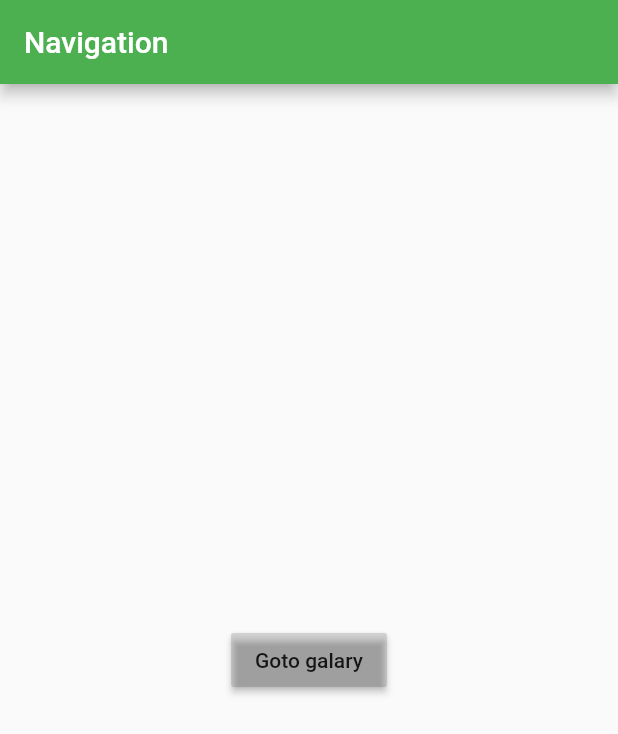
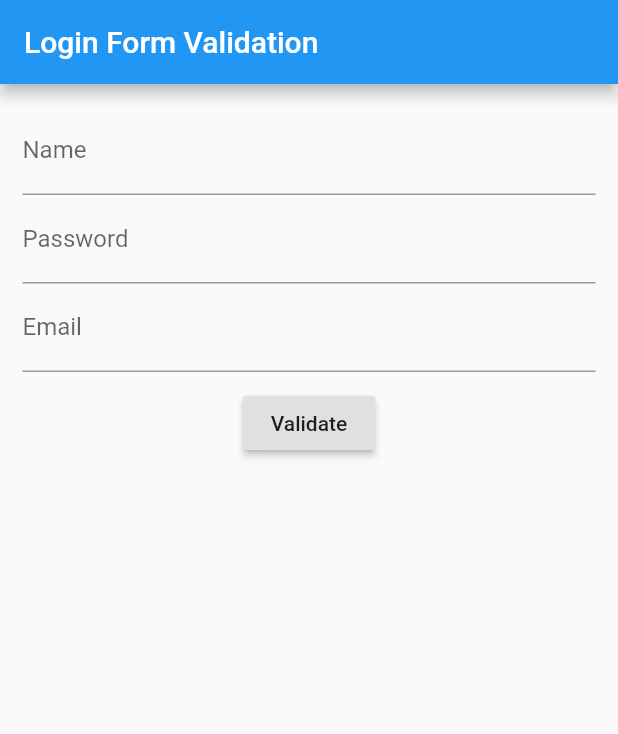
Before and after one commit to shanth5100/flutterApp, a Flutter app: the screen it shows after launch, on a phone screen of 412 x 824 dp. Shown: the top 734 px of the screen. Run offline on Flutter 3.47's test engine with Material 2 defaults, Android fonts, the phone set to English and light mode, and no system bars; our stand-ins replace dio.

Commit message:
0.1: APi call

```diff
--- a/flutter_app/lib/main.dart
+++ b/flutter_app/lib/main.dart
@@ -1,10 +1,12 @@
 import 'package:flutter/material.dart';
+import 'package:flutter_app/widgets/Login.dart';
 import 'package:flutter_app/widgets/Main.dart';
 // import 'package:flutter_app/widgets/sidemenu/Sidemenu.dart';
 
 void main() {
-  // runApp(Sidemenu());
-  runApp(MyApp());
+  // runApp(Sidemenu()); // dynamic menu items
+  runApp(MyApp()); // static menu items OR Login app.
+  // runApp(Login());
 }
 
 // class MyApp extends StatelessWidget {
--- /dev/null
+++ b/flutter_app/lib/widgets/Login.dart
@@ -0,0 +1,107 @@
+import 'package:flutter/material.dart';
+import 'package:flutter/painting.dart';
+import 'package:flutter_app/widgets/util/Config.dart';
+import 'package:flutter_app/widgets/util/apiCalls/ApiDataSource.dart';
+
+class Login extends StatefulWidget {
+  Login({Key key}) : super(key: key);
+
+  @override
+  LoginState createState() => LoginState();
+}
+
+class LoginState extends State<Login> {
+  final GlobalKey<FormState> login_form = GlobalKey<FormState>();
+  bool autoValidate = false;
+  String name;
+  String email;
+  String password;
+
+  @override
+  Widget build(BuildContext context) {
+    return new MaterialApp(
+      home: Scaffold(
+        appBar: AppBar(
+          title: Text("Login Form Validation"),
+        ),
+        body: SingleChildScrollView(
+          child: Container(
+            margin: EdgeInsets.all(15.0),
+            child: Form(
+              key: login_form,
+              autovalidate: autoValidate,
+              child: LoginForm(),
+            ),
+          ),
+        ),
+      ),
+    );
+  }
+
+  Widget LoginForm() {
+    return Column(
+      children: [
+        TextFormField(
+          keyboardType: TextInputType.text,
+          onSaved: (String nameVal) {
+            name = nameVal;
+          },
+          decoration: const InputDecoration(
+            labelText: 'Name',
+            hintText: 'Enter your name',
+          ),
+        ),
+        TextFormField(
+          keyboardType: TextInputType.text,
+          decoration: const InputDecoration(
+            labelText: 'Password',
+            hintText: 'Enter your password',
+          ),
+        ),
+        TextFormField(
+            keyboardType: TextInputType.emailAddress,
+            onSaved: (String emilValue) {
+              email = emilValue;
+            },
+            validator: emailValidate,
+            decoration: const InputDecoration(
+              labelText: 'Email',
+              hintText: 'Enter your email',
+            )),
+        new SizedBox(
+          height: 10.0,
+        ),
+        RaisedButton(
+          onPressed: handleSubmit,
+          child: Text('Validate'),
+        )
+      ],
+    );
+  }
+
+  String emailValidate(String emailVal) {
+    Pattern pattern =
+        r'^(([^<>()[\]\\.,;:\s@\"]+(\.[^<>()[\]\\.,;:\s@\"]+)*)|(\".+\"))@((\[[0-9]{1,3}\.[0-9]{1,3}\.[0-9]{1,3}\.[0-9]{1,3}\])|(([a-zA-Z\-0-9]+\.)+[a-zA-Z]{2,}))$';
+    RegExp regExp = new RegExp(pattern);
+    if (!regExp.hasMatch(emailVal)) {
+      return "Enter valid email in mailformats";
+    } else {
+      return null;
+    }
+  }
+
+  void handleSubmit() {
+    print(Config["authBaseUrl"]);
+    if (login_form.currentState.validate()) {
+      print("IF block,  No errors ");
+      ApiDataSource apiDataSource = ApiDataSource();
+      apiDataSource.login(email, password);
+      login_form.currentState.save();
+    } else {
+      print("ELSE block,  errors ");
+      setState(() {
+        autoValidate = true;
+      });
+    }
+  }
+}
--- a/flutter_app/lib/widgets/Main.dart
+++ b/flutter_app/lib/widgets/Main.dart
@@ -1,6 +1,7 @@
 import 'package:flutter/material.dart';
 import 'package:flutter_app/widgets/util/Galary.dart';
 import 'package:flutter_app/widgets/util/Home.dart';
+import 'package:flutter_app/widgets/util/Route.dart';
 
 class MyApp extends StatelessWidget {
   Widget build(BuildContext context) {
@@ -8,8 +9,9 @@ class MyApp extends StatelessWidget {
       title: "FLutter Navigation and Route",
       theme: ThemeData(primarySwatch: Colors.green),
       initialRoute: '/', // Named routes
-      routes: {'/': (context) => Home(), '/galary': (context) => Galary()},
+      // routes: {'/': (context) => Home(), '/galary': (context) => Galary()},
       // home: Home(),
+      routes: routes,
     );
   }
 }
--- /dev/null
+++ b/flutter_app/lib/widgets/data/GlobalKeys.dart
@@ -0,0 +1 @@
+const grantType = {"PASSWORD": "password", "REFRESH_TOKEN": "refresh_token"};
--- /dev/null
+++ b/flutter_app/lib/widgets/util/Config.dart
@@ -0,0 +1,8 @@
+// static final BASE_URL = "http://YOUR_BACKEND_IP/login_app_backend";
+
+const Config = {
+  "authBaseUrl": "http://test-api.124apps.com/bills/auth",
+  "cloudBaseUrl": "http://test-api.124apps.com/bills/cloud",
+  "secretKey": "secret",
+  "clientId": "trusted-app"
+};
--- /dev/null
+++ b/flutter_app/lib/widgets/util/Route.dart
@@ -0,0 +1,12 @@
+import 'package:flutter/material.dart';
+import 'package:flutter_app/widgets/Login.dart';
+import 'package:flutter_app/widgets/util/Galary.dart';
+import 'package:flutter_app/widgets/util/Home.dart';
+
+// const routes = {'/login': (BuildContext context) => new Login()};
+final routes = {
+  '/login': (BuildContext context) => new Login(),
+  '/home': (BuildContext context) => new Home(),
+  '/galary': (BuildContext context) => new Galary(),
+  '/': (BuildContext context) => new Login(),
+};
--- /dev/null
+++ b/flutter_app/lib/widgets/util/apiCalls/ApiDataSource.dart
@@ -0,0 +1,15 @@
+import 'package:flutter_app/widgets/data/GlobalKeys.dart';
+import 'package:flutter_app/widgets/util/Config.dart';
+import 'package:flutter_app/widgets/util/apiCalls/NetworkUtil.dart';
+
+class ApiDataSource {
+  NetworkUtil networkUtil = NetworkUtil();
+
+  Future login(String username, String password) {
+    // http://test-api.124apps.com/bills/auth (or)cloud
+    // print(Config);
+
+    // return networkUtil.login(Config["authBaseUrl"], params);
+    return networkUtil.login(Config["authBaseUrl"], username, password);
+  }
+}
--- /dev/null
+++ b/flutter_app/lib/widgets/util/apiCalls/NetworkUtil.dart
@@ -0,0 +1,91 @@
+import 'dart:convert';
+import 'dart:io';
+import 'package:dio/dio.dart' hide Headers;
+import 'package:flutter_app/widgets/data/GlobalKeys.dart';
+
+import 'package:http/http.dart' as http;
+
+class NetworkUtil {
+  // static NetworkUtil instance1 = new NetworkUtil.internalConstructor();
+  // NetworkUtil.internalConstructor();
+
+  // below 3lines makes this class as Singleton
+  static NetworkUtil instance = new NetworkUtil.internal();
+
+  NetworkUtil.internal(); // constructor
+  factory NetworkUtil() => instance;
+
+  final JsonDecoder jsonDecoder = JsonDecoder();
+
+  Future login(String url, String username, String password,
+      {Map headers, body, encoding}) {
+    var params = {
+      "grant_type": grantType["PASSWORD"],
+      "username": username,
+      "password": password
+    };
+    // print("NetworkUtil Future login ");
+
+    const reqHeaders = {"Content-Type": "application/json"};
+    // var urlPath = Uri.https(url, "/oauth/token", params);
+    print("urlPath");
+
+    return http
+        .post(url + "/oauth/token",
+            headers: {
+              HttpHeaders.contentTypeHeader: "application/json"
+            }, //reqHeaders,
+            body: body,
+            encoding: encoding)
+        .then((http.Response response) {
+      String resp = response.body;
+      final int statusCode = response.statusCode;
+      if (statusCode < 200 || statusCode > 400 || json == null) {
+        throw new Exception("Error while fetching data");
+      }
+      return resp;
+    });
+  }
+}
+
+// Future<Response> login(
+//   String url,
+//   params,
+// ) async {
+// BaseOptions baseOptions = BaseOptions(
+//   // baseUrl: url + "/oauth/token",
+//   baseUrl: url,
+// );
+// Options options = Options(headers: {"Content-Type": "application/json"});
+// Dio dio = Dio(baseOptions);
+// Response response = dio.post(
+//   '/oauth/token',
+//   options: options,
+//   data: {"params": params},
+// ) as Response;
+//
+// print(response);
+// return response;
+
+// return http
+//     .post(url, body: body, headers: headers, encoding: encoding)
+
+// return http
+//     .post(url + "/oauth/token",
+//         headers: {
+//           HttpHeaders.contentTypeHeader: "application/json"
+//         }, //reqHeaders,
+//         body: body,
+//         encoding: encoding)
+//     .then((http.Response response) {
+//   String resp = response.body;
+//   final int statusCode = response.statusCode;
+//   if (statusCode < 200 || statusCode > 400 || json == null) {
+//     throw new Exception("Error while fetching data");
+//   }
+
+//   return jsonDecoder.convert(resp);
+// });
+
+// return http.put(url, headers: reqHeaders)
+// .then((value) => null);
--- a/flutter_app/pubspec.yaml
+++ b/flutter_app/pubspec.yaml
@@ -23,6 +23,8 @@ environment:
 dependencies:
   flutter:
     sdk: flutter
+  http: ^0.12.0+2
+  dio: 3.0.9
 
 
   # The following adds the Cupertino Icons font to your application.
```
